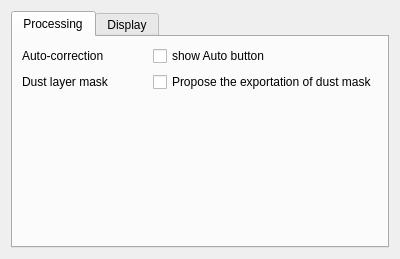
cseyve/tamanoir, file ui/prefsdialog.ui: the form before one commit.
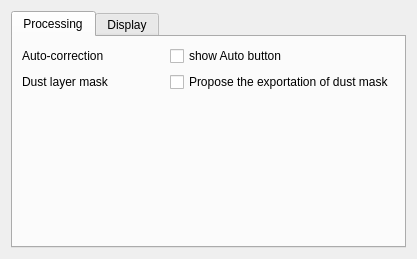
The form after the commit. Icons and pictures are not drawn.

Commit message: - Updated Doxygen documentation - Performances increase in clone mode - GUI bugfixes/translation

The edit to the form file:
```diff
--- a/ui/prefsdialog.ui
+++ b/ui/prefsdialog.ui
@@ -9,7 +9,7 @@
    <rect>
     <x>0</x>
     <y>0</y>
-    <width>400</width>
+    <width>417</width>
     <height>259</height>
    </rect>
   </property>
```
Left out of the diff: 2 changed lines with no effect on the pictures. The commit also changes 6 other files.
